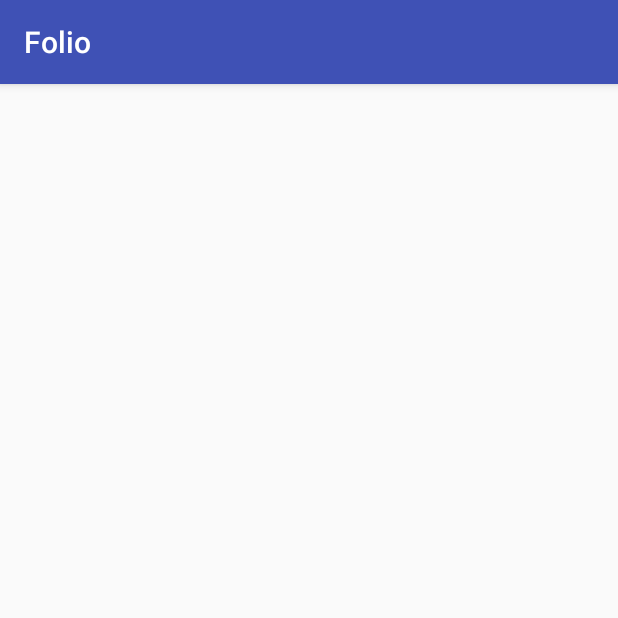
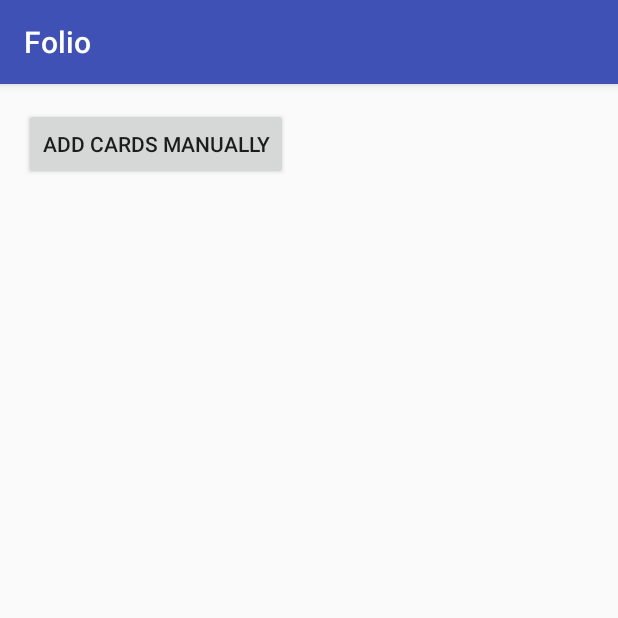
Before and after one commit to copperstick6/Folio, an Android app: the screen it shows after launch (savedCards), on a phone screen of 412 x 824 dp, the top half of it. Run offline under Robolectric (Android 15) with nearby library versions, the phone set to English and light mode, and no system bars.

Commit message:
added the first button and added the form submission for manual input

```diff
--- a/Folio/app/src/main/java/com/folio/android/folio/savedCards.java
+++ b/Folio/app/src/main/java/com/folio/android/folio/savedCards.java
@@ -2,12 +2,25 @@ package com.folio.android.folio;
 
 import android.support.v7.app.AppCompatActivity;
 import android.os.Bundle;
+import android.content.Intent;
+import android.view.View;
+import android.widget.Button;
 
 public class savedCards extends AppCompatActivity {
+    public Button manual_input;
 
     @Override
     protected void onCreate(Bundle savedInstanceState) {
         super.onCreate(savedInstanceState);
         setContentView(R.layout.activity_saved_cards);
+        manual_input = (Button) findViewById(R.id.add_manual);
+        manual_input.setOnClickListener(new View.OnClickListener(){
+            @Override
+            public void onClick(View v){
+                Intent i = new Intent(savedCards.this, Manual_Input.class);
+                startActivity(i);
+            }
+        });
+
     }
 }
--- a/Folio/app/src/main/res/layout/activity_saved_cards.xml
+++ b/Folio/app/src/main/res/layout/activity_saved_cards.xml
@@ -11,8 +11,10 @@
     android:paddingTop="@dimen/activity_vertical_margin"
     tools:context="com.folio.android.folio.savedCards">
 
-    <TextView
+    <Button
         android:layout_width="wrap_content"
-        android:layout_height="wrap_content"/>
+        android:layout_height="wrap_content"
+        android:id = "@+id/add_manual"
+        android:text = "@string/addManual"/>
 
 </LinearLayout>
--- a/Folio/app/src/main/res/values/strings.xml
+++ b/Folio/app/src/main/res/values/strings.xml
@@ -9,4 +9,5 @@
     <string name = "city">City</string>
     <string name = "phone_number">Phone Number</string>
     <string name = "business">Business</string>
+    <string name="addManual">Add Cards Manually</string>
 </resources>
```
